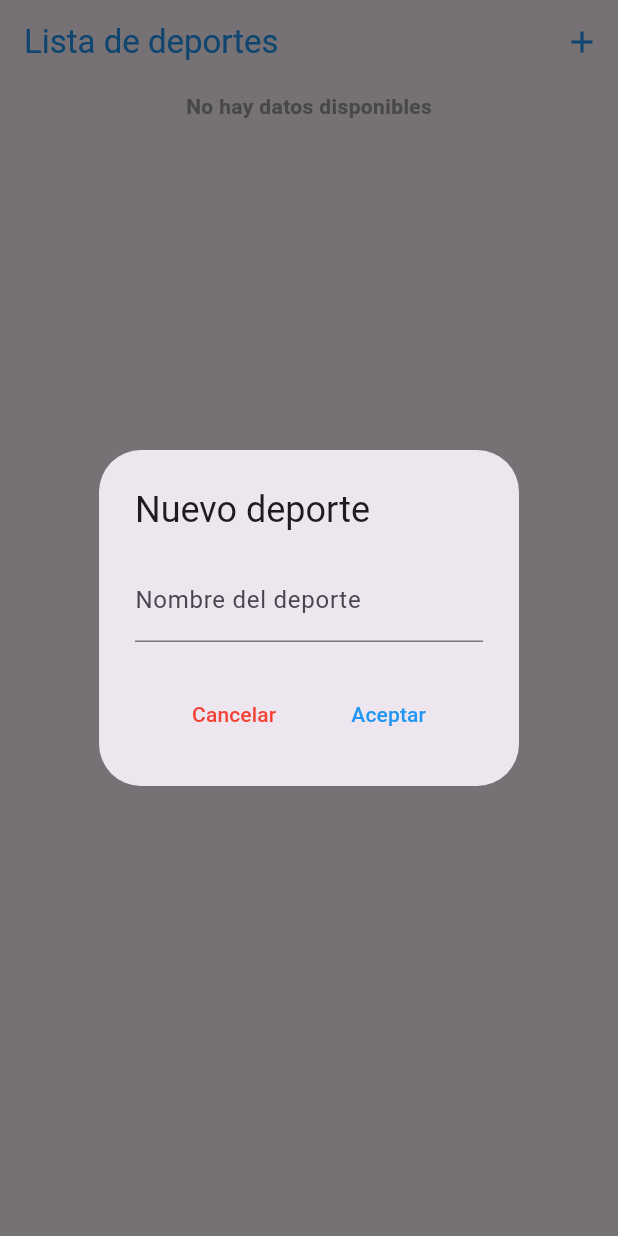
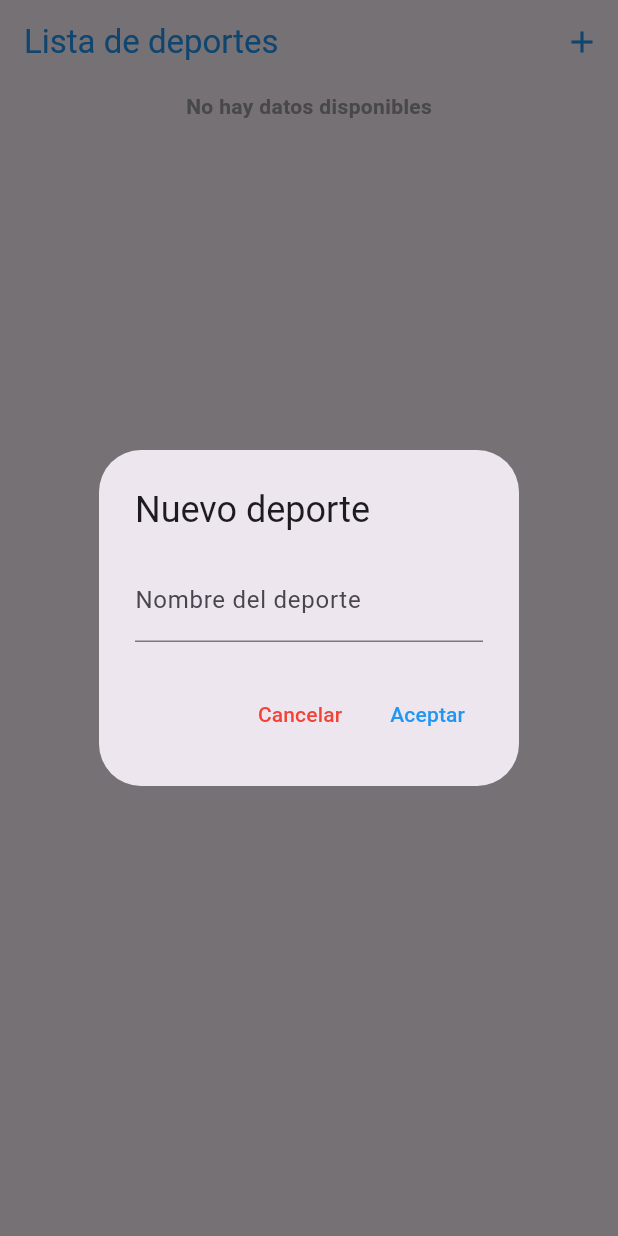
Before and after one commit to YoungRa19/SportsApp, a Flutter app: the screen it shows after launch, after a tap on the "add" icon, on a phone screen of 412 x 824 dp. Run offline on Flutter 3.47's test engine with Material 3 defaults, Android fonts, the phone set to English and light mode, and no system bars.

Commit message:
Getting app working

```diff
--- a/lib/data/sports.dart
+++ b/lib/data/sports.dart
@@ -1,6 +1,7 @@
 class Sport {
   String name;
+  int players;
   Sport({
-    required this.name
+    required this.name, required this.players
   });
 }
--- a/lib/sportsapp/app.dart
+++ b/lib/sportsapp/app.dart
@@ -26,22 +26,16 @@ class _SportsState extends State<Sports> {
   }
 
 
-  showProcess(BuildContext context, {Sport? sport, int? id}) {
+  void showProcess(BuildContext context, {Sport? sport, int? id}) {
     String title = sport == null ? "Nuevo deporte" : "Editar ${sport.name}";
-    return showDialog(
+    _textEditing.text = sport?.name ?? "";  // Asigna el valor actual si existe
+
+    showDialog(
       context: context,
-        builder: (
-            context,
-            ) {
-          return StatefulBuilder(
-              builder: (BuildContext context, StateSetter setState) {
+      builder: (context) {
         return AlertDialog(
-                  actionsAlignment: MainAxisAlignment.spaceEvenly,
           title: Text(title),
-                  content: Wrap(
-                    alignment: WrapAlignment.center,
-                    children: [
-                      TextField(
+          content: TextField(
             controller: _textEditing,
             onChanged: (data) {
               setState(() {
@@ -50,60 +44,47 @@ class _SportsState extends State<Sports> {
             },
             decoration: InputDecoration(
               labelText: 'Nombre del deporte',
-                            errorText:
-                            _validate ? "No puede ser un valor vacío" : null,
-                            errorStyle: TextStyle(color: Colors.red)),
-                      )
-                    ],
+              errorText: _validate ? "No puede ser un valor vacío" : null,
+            ),
           ),
           actions: [
             TextButton(
               onPressed: () {
-                          setState(() {
-                            _validate = false;
-                          });
                 _textEditing.clear();
                 Navigator.pop(context);
               },
-                        child: Text(
-                          "Cancelar",
-                          style: TextStyle(color: Colors.red),
-                        )),
+              child: Text("Cancelar", style: TextStyle(color: Colors.red)),
+            ),
             TextButton(
               onPressed: () {
-                          if (_textEditing.value.text.isNotEmpty) {
-                            if (sport != null && id != null && id >= 0 && id < sports.length) {
+                String newSportName = _textEditing.text.trim();
+                if (newSportName.isNotEmpty) {
                   setState(() {
-                                sports[id] = Sport(name: _textEditing.value.text);
+                    if (sport != null && id != null) {
+                      // Editar deporte existente
+                      sports[id] = Sport(name: newSportName);
+                    } else {
+                      // Agregar nuevo deporte
+                      sports.add(Sport(name: newSportName));
+                    }
                   });
-                            }
 
-                            else {
-                              _textEditing.clear();
-                              Navigator.pop(context);
-                              setState(() {
-                                sports.add(Sport(name: _textEditing.value.text));
-                                _validate = false;
-                              });
-                            }
-
+                  Navigator.pop(context); // Cerrar diálogo
                 } else {
                   setState(() {
-                              _validate = _textEditing.text.isEmpty;
+                    _validate = true;
                   });
                 }
               },
-                        child: Text(
-                          "Aceptar",
-                          style: TextStyle(color: Colors.blue),
-                        ))
+              child: Text("Aceptar", style: TextStyle(color: Colors.blue)),
+            ),
           ],
         );
-              });
-        });
+      },
+    );
+  }
 
 
-  }
 
   void delete(int id) {
     if (id >= 0 && id < sports.length) {
@@ -112,6 +93,7 @@ class _SportsState extends State<Sports> {
       });
     }
   }
+
 
 
 
@@ -146,7 +128,6 @@ class _SportsState extends State<Sports> {
             if (sports.isNotEmpty)
               Expanded(
                 child: ListView.builder(
-                  shrinkWrap: true,
                   itemCount: sports.length,
                   itemBuilder: (context, idx) {
                     return Container(
@@ -162,16 +143,14 @@ class _SportsState extends State<Sports> {
                           Expanded(
                             child: Text(
                               sports[idx].name,
-                              style: TextStyle(
-                                  fontSize: 20, fontWeight: FontWeight.bold),
+                              style: TextStyle(fontSize: 20, fontWeight: FontWeight.bold),
                             ),
                           ),
                           Row(
-                            mainAxisAlignment: MainAxisAlignment.end,
                             children: [
                               IconButton(
                                 onPressed: () {
-                                  _textEditing.text = sports[idx].name;
+                                  _textEditing.text = sports[idx].name; // Asigna el valor antes de abrir
                                   showProcess(context, sport: sports[idx], id: idx);
                                 },
                                 icon: Icon(Icons.edit),
@@ -191,7 +170,7 @@ class _SportsState extends State<Sports> {
                     );
                   },
                 ),
-              ),
+              )
           ],
         ),
       ),
```
Lines whose indentation alone changed are shown as unchanged.
